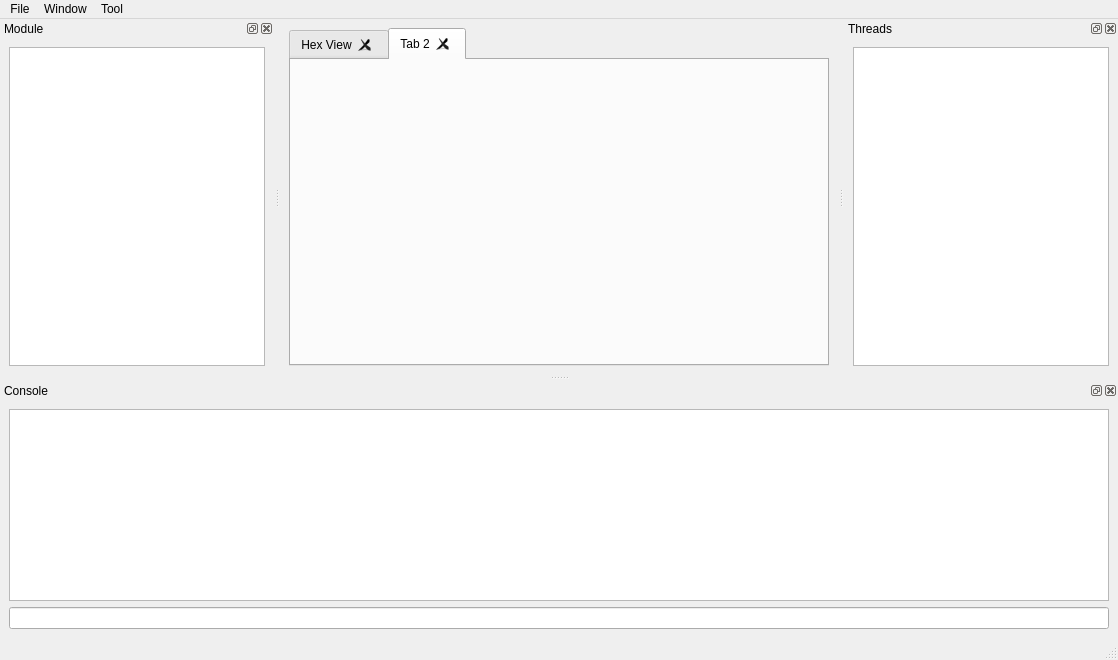
The window that pennygui.ui (HITOA/PennyDbg) describes before a commit, drawn with Qt 5.
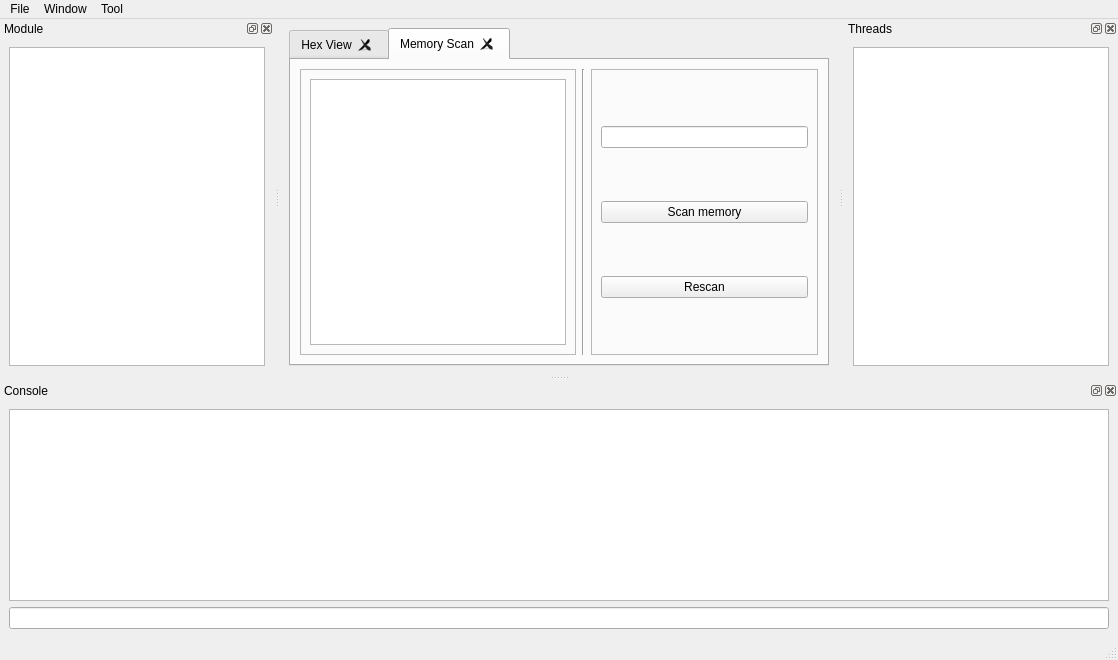
The same window after the commit. The open tabs and pages were chosen to show the change.

```diff
--- a/pennygui.ui
+++ b/pennygui.ui
@@ -31,8 +31,64 @@
       </widget>
       <widget class="QWidget" name="tab_2">
        <attribute name="title">
-        <string>Tab 2</string>
+        <string>Memory Scan</string>
        </attribute>
+       <layout class="QHBoxLayout" name="horizontalLayout">
+        <item>
+         <widget class="QFrame" name="frame">
+          <property name="frameShape">
+           <enum>QFrame::StyledPanel</enum>
+          </property>
+          <property name="frameShadow">
+           <enum>QFrame::Raised</enum>
+          </property>
+          <layout class="QVBoxLayout" name="verticalLayout_6">
+           <item>
+            <widget class="QTableView" name="tableView"/>
+           </item>
+          </layout>
+         </widget>
+        </item>
+        <item>
+         <widget class="Line" name="line">
+          <property name="orientation">
+           <enum>Qt::Vertical</enum>
+          </property>
+         </widget>
+        </item>
+        <item>
+         <widget class="QFrame" name="frame_2">
+          <property name="frameShape">
+           <enum>QFrame::StyledPanel</enum>
+          </property>
+          <property name="frameShadow">
+           <enum>QFrame::Raised</enum>
+          </property>
+          <layout class="QVBoxLayout" name="verticalLayout_7">
+           <property name="sizeConstraint">
+            <enum>QLayout::SetDefaultConstraint</enum>
+           </property>
+           <item>
+            <widget class="QLineEdit" name="MemoryScanInput"/>
+           </item>
+           <item>
+            <widget class="QPushButton" name="ScanMemoryBtn">
+             <property name="text">
+              <string>Scan memory</string>
+             </property>
+            </widget>
+           </item>
+           <item>
+            <widget class="QPushButton" name="RescanBtn">
+             <property name="text">
+              <string>Rescan</string>
+             </property>
+            </widget>
+           </item>
+          </layout>
+         </widget>
+        </item>
+       </layout>
       </widget>
      </widget>
     </item>
```
Left out of the diff: 23 changed lines with no effect on the pictures.
